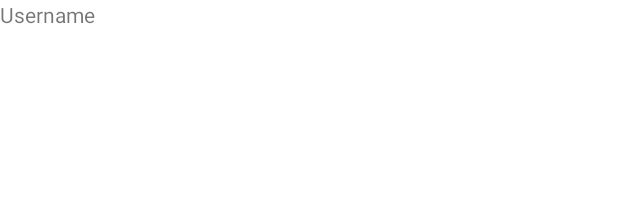
After one commit to buthed/Popular_libraries_training-project, an Android app: the layout fragment_profile.xml on its own in the app's theme, with its tools: preview values and no code run, on a phone screen of 412 x 824 dp. The commit adds this screen. Shown: the top 198 px of the screen. Run offline under Robolectric (Android 15) with nearby library versions, the phone set to English and light mode, and no system bars.

Commit message:
Homework for Lesson_2 has been done

```diff
--- a/app/src/main/java/com/example/popular_libraries_training_project/screens/AppScreens.kt
+++ b/app/src/main/java/com/example/popular_libraries_training_project/screens/AppScreens.kt
@@ -1,5 +1,6 @@
 package com.example.popular_libraries_training_project.screens
 
+import com.example.popular_libraries_training_project.ui.users.ProfileFragment
 import com.example.popular_libraries_training_project.ui.users.UsersFragment
 import com.github.terrakok.cicerone.androidx.FragmentScreen
 
@@ -8,4 +9,8 @@ object AppScreens {
     fun userScreen() = FragmentScreen {
         UsersFragment()
     }
+
+    fun userProfile(userName: String) = FragmentScreen {
+        ProfileFragment(userName)
+    }
 }
--- a/app/src/main/java/com/example/popular_libraries_training_project/ui/base/IListPresenter.kt
+++ b/app/src/main/java/com/example/popular_libraries_training_project/ui/base/IListPresenter.kt
@@ -4,7 +4,7 @@ import com.example.popular_libraries_training_project.ui.users.UserItemView
 
 interface IListPresenter<V: IItemView> {
 
-    var itemClickListener: () -> Unit
+    var itemClickListener: (UserItemView) -> Unit
 
     fun getCount(): Int
 
--- a/app/src/main/java/com/example/popular_libraries_training_project/ui/users/adapter/UsersAdapter.kt
+++ b/app/src/main/java/com/example/popular_libraries_training_project/ui/users/adapter/UsersAdapter.kt
@@ -2,12 +2,8 @@ package com.example.popular_libraries_training_project.ui.users.adapter
 
 import android.view.LayoutInflater
 import android.view.ViewGroup
-import androidx.recyclerview.widget.DiffUtil
-import androidx.recyclerview.widget.ListAdapter
 import androidx.recyclerview.widget.RecyclerView
 import com.example.popular_libraries_training_project.databinding.ItemUserBinding
-import com.example.popular_libraries_training_project.model.GithubUserModel
-import com.example.popular_libraries_training_project.ui.base.IListPresenter
 import com.example.popular_libraries_training_project.ui.users.UserItemView
 import com.example.popular_libraries_training_project.ui.users.UsersPresenter
 
@@ -18,7 +14,7 @@ class UsersAdapter(
     override fun onCreateViewHolder(parent: ViewGroup, viewType: Int): UserViewHolder {
         return UserViewHolder(ItemUserBinding.inflate(LayoutInflater.from(parent.context), parent, false)
         ).apply {
-            itemView.setOnClickListener { presenter.itemClickListener() }
+            itemView.setOnClickListener { presenter.itemClickListener.invoke(this) }
         }
     }
 
--- /dev/null
+++ b/app/src/main/res/layout/fragment_profile.xml
@@ -0,0 +1,12 @@
+<?xml version="1.0" encoding="utf-8"?>
+<androidx.appcompat.widget.LinearLayoutCompat xmlns:android="http://schemas.android.com/apk/res/android"
+    android:layout_width="match_parent"
+    android:layout_height="match_parent"
+    xmlns:tools="http://schemas.android.com/tools">
+
+    <TextView
+        android:id="@+id/userName"
+        android:layout_width="wrap_content"
+        android:layout_height="wrap_content"
+        tools:text="Username" />
+</androidx.appcompat.widget.LinearLayoutCompat>
--- a/app/src/main/res/layout/fragment_users.xml
+++ b/app/src/main/res/layout/fragment_users.xml
@@ -1,6 +1,5 @@
 <?xml version="1.0" encoding="utf-8"?>
 <LinearLayout xmlns:android="http://schemas.android.com/apk/res/android"
-    xmlns:app="http://schemas.android.com/apk/res-auto"
     android:layout_width="match_parent"
     android:layout_height="match_parent"
     xmlns:tools="http://schemas.android.com/tools"
```
Also changed, not shown: app/src/main/java/com/example/popular_libraries_training_project/ui/users/ProfileFragment.kt (added, +30 -0 lines), app/src/main/java/com/example/popular_libraries_training_project/ui/users/ProfilePresenter.kt (added, +10 -0 lines), app/src/main/java/com/example/popular_libraries_training_project/ui/users/ProfileView.kt (added, +7 -0 lines), app/src/main/java/com/example/popular_libraries_training_project/ui/users/UsersPresenter.kt (+9 -2 lines), 2 other files.
